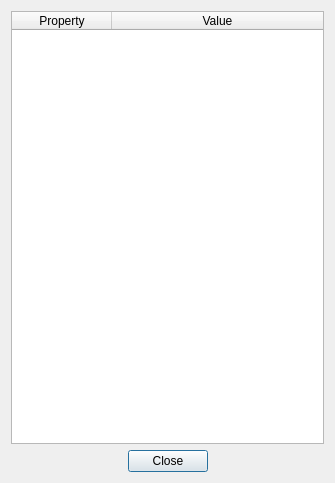
Qt form src/arcstorage-ui/filepropertyinspector.ui (jonaslindemann/arc-gui-clients) before a commit.
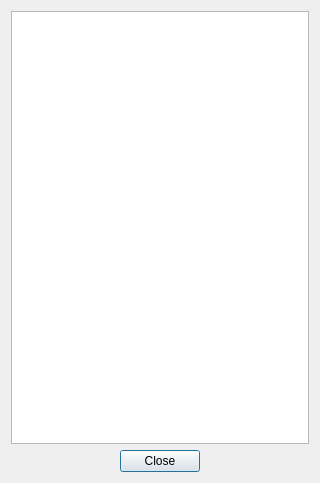
The same form after that commit.

```diff
--- a/src/arcstorage-ui/filepropertyinspector.ui
+++ b/src/arcstorage-ui/filepropertyinspector.ui
@@ -6,7 +6,7 @@
    <rect>
     <x>0</x>
     <y>0</y>
-    <width>335</width>
+    <width>320</width>
     <height>483</height>
    </rect>
   </property>
@@ -26,7 +26,7 @@
       <number>0</number>
      </property>
      <attribute name="horizontalHeaderVisible">
-      <bool>true</bool>
+      <bool>false</bool>
      </attribute>
      <attribute name="horizontalHeaderStretchLastSection">
       <bool>true</bool>
```
